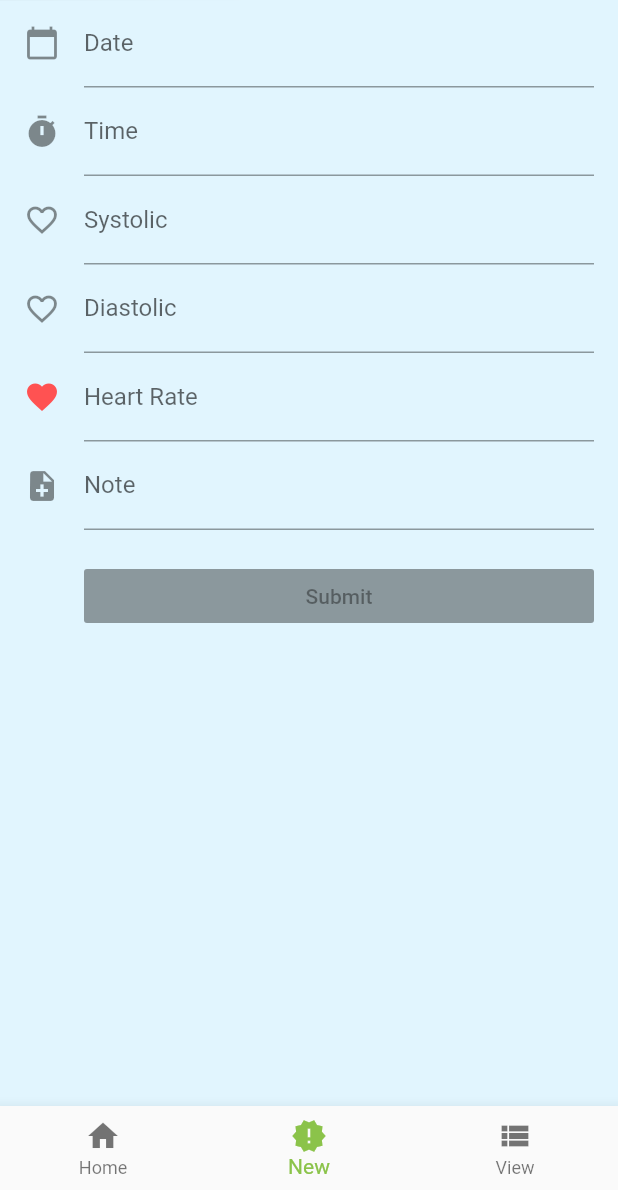
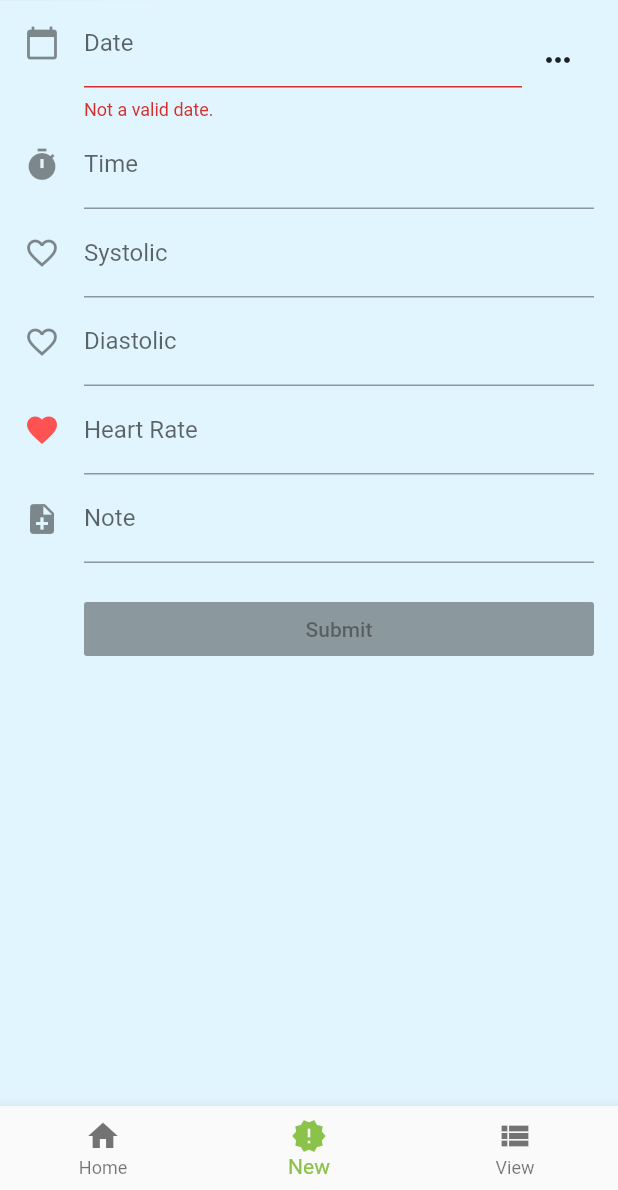
Before and after one commit to fordp/medicalrecording, a Flutter app: the screen it shows after launch, item 2 of the bottom bar chosen, on a phone screen of 412 x 824 dp, the part 46-1236 px from its top. Run offline on Flutter 3.47's test engine with Material 2 defaults, Android fonts, the phone set to English and light mode, and no system bars; our stand-ins replace sqflite; accounts and stored records are empty; Roboto replaces fonts that are missing (Arvo).

Commit message:
Adding model and database handling.

```diff
--- /dev/null
+++ b/lib/model/recording.dart
@@ -0,0 +1,31 @@
+import 'package:flutter/widgets.dart';
+
+class Recording {
+  static final db_id = "id";
+  static final db_date = "date";
+  static final db_time = "time";
+  static final db_systolic = "systolic";
+  static final db_diastolic = "diastolic";
+  static final db_heartrate = "heartrate";
+  static final db_note = "note";
+  static final db_createdat = "createdat";
+  static final db_updatedat = "updatedat";
+
+  int id, systolic, diastolic, heartrate;
+  String time, note;
+  DateTime date, createdat, updatedat;
+
+  Recording({
+    @required this.id,
+    @required this.createdat,
+    this.date = null,
+    this.time = "",
+    this.systolic = 0,
+    this.diastolic = 0,
+    this.heartrate = 0,
+    this.note = "",
+    this.updatedat = null,
+  });
+
+
+}
--- a/lib/pages/container_page.dart
+++ b/lib/pages/container_page.dart
@@ -1,9 +1,9 @@
 import 'package:flutter/material.dart';
-import 'package:kids_app/pages/home.dart';
+import 'package:kids_app/pages/home_page.dart';
 import 'package:kids_app/pages/new_page.dart';
 import 'package:kids_app/pages/roman_conversion.dart';
 
-import './placeholder_widget.dart';
+// import './placeholder_widget.dart';
 
 class ContainerPage extends StatefulWidget {
   ContainerPage({Key key, this.title}) : super(key: key);
@@ -19,8 +19,7 @@ class _ContainerPageState extends State<ContainerPage> {
   int _currentIndex = 0;
   final List<Widget> _children = [
     Home(), // Home
-    // PlaceholderWidget(Colors.green), // New
-    NewPage(),
+    NewPage(), //New data entry page.
     RomanConversion(), // View
   ];
 
@@ -58,30 +57,6 @@ class _ContainerPageState extends State<ContainerPage> {
     );
   }
 
-  // Widget createBody() {
-  //   return ListView(
-  //     // mainAxisAlignment: MainAxisAlignment.center,
-  //     children: <Widget>[
-  //       new Container(
-  //         padding: EdgeInsets.all(30.0),
-  //         child: new Row(
-  //           crossAxisAlignment: CrossAxisAlignment.start,
-  //           mainAxisAlignment: MainAxisAlignment.start,
-  //           children: <Widget>[],
-  //         ),
-  //       ),
-  //       new Container(
-  //         padding: EdgeInsets.only(top: 30.0, left: 30.0, right: 30.0),
-  //         child: new Row(
-  //           crossAxisAlignment: CrossAxisAlignment.start,
-  //           mainAxisAlignment: MainAxisAlignment.center,
-  //           children: <Widget>[],
-  //         ),
-  //       ),
-  //     ],
-  //   );
-  // }
-
   Widget createBottomNavBar(BuildContext context) {
     return BottomNavigationBar(
       onTap: onTabTapped,
--- a/lib/pages/new_page.dart
+++ b/lib/pages/new_page.dart
@@ -3,6 +3,7 @@ import 'package:flutter/services.dart';
 import 'dart:async';
 import 'package:intl/intl.dart';
 
+/// This is the new data entry page.
 class NewPage extends StatefulWidget {
   @override
   State<StatefulWidget> createState() {
@@ -12,100 +13,17 @@ class NewPage extends StatefulWidget {
 
 class _NewPageState extends State<NewPage> {
   final _formKey = GlobalKey<FormState>();
-  // double deviceHeight;
-  // double deviceWidth;
+  final TextEditingController _controller = new TextEditingController();
 
   // **************************************************************** //
   // Helper functions.
+  bool isValidDate(String date) {
+    if (date.isEmpty) return false;
 
-  // **************************************************************** //
-  // Screen creation area.
-  Widget createBody(BuildContext context) {
-    return Container(
-      color: Colors.lightBlue[50],
-      child: SafeArea(
-        top: false,
-        bottom: false,
-        child: Form(
-          key: _formKey,
-          autovalidate: true,
-          child: ListView(
-            padding: const EdgeInsets.symmetric(horizontal: 16.0),
-            children: <Widget>[
-              new TextFormField(
-                decoration: InputDecoration(
-                  icon: const Icon(Icons.calendar_today),
-                  hintText: 'Enter the date.',
-                  labelText: 'Date',
-                ),
-                controller: _controller,
-                keyboardType: TextInputType.datetime,
-              ),
-              new TextFormField(
-                decoration: InputDecoration(
-                  icon: const Icon(Icons.timer),
-                  hintText: 'Enter the time.',
-                  labelText: 'Time',
-                ),
-              ),
-              new TextFormField(
-                decoration: InputDecoration(
-                  icon: const Icon(Icons.favorite_border),
-                  hintText: 'Enter Systolic value.',
-                  labelText: 'Systolic',
-                ),
-                keyboardType: TextInputType.phone,
-                inputFormatters: [
-                  WhitelistingTextInputFormatter.digitsOnly,
-                ],
-              ),
-              new TextFormField(
-                decoration: InputDecoration(
-                  icon: const Icon(Icons.favorite_border),
-                  hintText: 'Enter Diastolic value.',
-                  labelText: 'Diastolic',
-                ),
-                keyboardType: TextInputType.phone,
-                inputFormatters: [
-                  WhitelistingTextInputFormatter.digitsOnly,
-                ],
-              ),
-              new TextFormField(
-                decoration: InputDecoration(
-                  icon: const Icon(
-                    Icons.favorite,
-                    color: Colors.redAccent,
-                  ),
-                  hintText: 'Enter the Heart rate.',
-                  labelText: 'Heart Rate',
-                ),
-                keyboardType: TextInputType.phone,
-                inputFormatters: [
-                  WhitelistingTextInputFormatter.digitsOnly,
-                ],
-              ),
-              new TextFormField(
-                decoration: InputDecoration(
-                  icon: const Icon(Icons.note_add),
-                  hintText: 'Enter a note.',
-                  labelText: 'Note',
-                ),
-              ),
-              new Container(
-                padding: const EdgeInsets.only(left: 40.0, top: 20.0),
-                child: new RaisedButton(
-                  child: const Text('Submit'),
-                  onPressed: null,
-                ),
-              ),
-            ],
-          ),
-        ),
-      ),
-    );
+    var d = convertToDate(date);
+    return d != null && d.isBefore(new DateTime.now());
   }
 
-  final TextEditingController _controller = new TextEditingController();
   Future _chooseDate(BuildContext context, String initialDateString) async {
     var now = new DateTime.now();
     var initialDate = convertToDate(initialDateString) ?? now;
@@ -135,11 +53,116 @@ class _NewPageState extends State<NewPage> {
     }
   }
 
+  // **************************************************************** //
+  // Screen creation area.
+  Widget createBody(BuildContext context) {
+    return Container(
+      color: Colors.lightBlue[50],
+      child: SafeArea(
+        top: false,
+        bottom: false,
+        child: Form(
+          key: _formKey,
+          autovalidate: true,
+          child: ListView(
+            padding: const EdgeInsets.symmetric(horizontal: 16.0),
+            children: <Widget>[
+              // Date
+              new Row(
+                children: <Widget>[
+                  new Expanded(
+                    child: new TextFormField(
+                      decoration: InputDecoration(
+                        icon: const Icon(Icons.calendar_today),
+                        hintText: 'Enter the date.',
+                        labelText: 'Date',
+                      ),
+                      controller: _controller,
+                      keyboardType: TextInputType.datetime,
+                      validator: (val) => isValidDate(val) ? null : 'Not a valid date.',
+                    ),
+                  ),
+                  new IconButton(
+                    icon: new Icon(Icons.more_horiz),
+                    tooltip: 'Choose date',
+                    onPressed: (() {
+                      _chooseDate(context, _controller.text);
+                    }),
+                  ),
+                ],
+              ),
+              // Time
+              new TextFormField(
+                decoration: InputDecoration(
+                  icon: const Icon(Icons.timer),
+                  hintText: 'Enter the time.',
+                  labelText: 'Time',
+                ),
+              ),
+              // Systolic
+              new TextFormField(
+                decoration: InputDecoration(
+                  icon: const Icon(Icons.favorite_border),
+                  hintText: 'Enter Systolic value.',
+                  labelText: 'Systolic',
+                ),
+                keyboardType: TextInputType.phone,
+                inputFormatters: [
+                  WhitelistingTextInputFormatter.digitsOnly,
+                ],
+              ),
+              // Diastolic
+              new TextFormField(
+                decoration: InputDecoration(
+                  icon: const Icon(Icons.favorite_border),
+                  hintText: 'Enter Diastolic value.',
+                  labelText: 'Diastolic',
+                ),
+                keyboardType: TextInputType.phone,
+                inputFormatters: [
+                  WhitelistingTextInputFormatter.digitsOnly,
+                ],
+              ),
+              // Heart rate
+              new TextFormField(
+                decoration: InputDecoration(
+                  icon: const Icon(
+                    Icons.favorite,
+                    color: Colors.redAccent,
+                  ),
+                  hintText: 'Enter the Heart rate.',
+                  labelText: 'Heart Rate',
+                ),
+                keyboardType: TextInputType.phone,
+                inputFormatters: [
+                  WhitelistingTextInputFormatter.digitsOnly,
+                ],
+              ),
+              // Some notes
+              new TextFormField(
+                decoration: InputDecoration(
+                  icon: const Icon(Icons.note_add),
+                  hintText: 'Enter a note.',
+                  labelText: 'Note',
+                ),
+              ),
+              // Submit button
+              new Container(
+                padding: const EdgeInsets.only(left: 40.0, top: 20.0),
+                child: new RaisedButton(
+                  child: const Text('Submit'),
+                  onPressed: null,
+                ),
+              ),
+            ],
+          ),
+        ),
+      ),
+    );
+  }
+
   @override
   Widget build(BuildContext context) {
-    // deviceHeight = MediaQuery.of(context).size.height;
-    // deviceWidth = MediaQuery.of(context).size.width;
-
     return Scaffold(
       body: createBody(context),
     );
--- a/pubspec.yaml
+++ b/pubspec.yaml
@@ -20,6 +20,8 @@ dependencies:
   flutter:
     sdk: flutter
   intl: 0.15.8
+  sqflite: any
+  path_provider: any
 
   # The following adds the Cupertino Icons font to your application.
   # Use with the CupertinoIcons class for iOS style icons.
```
Also changed, not shown: lib/data/database.dart (added, +42 -0 lines), lib/pages/home.dart (deleted, +0 -66 lines), lib/pages/home_page.dart (added, +61 -0 lines), pubspec.lock, 23 other files.
